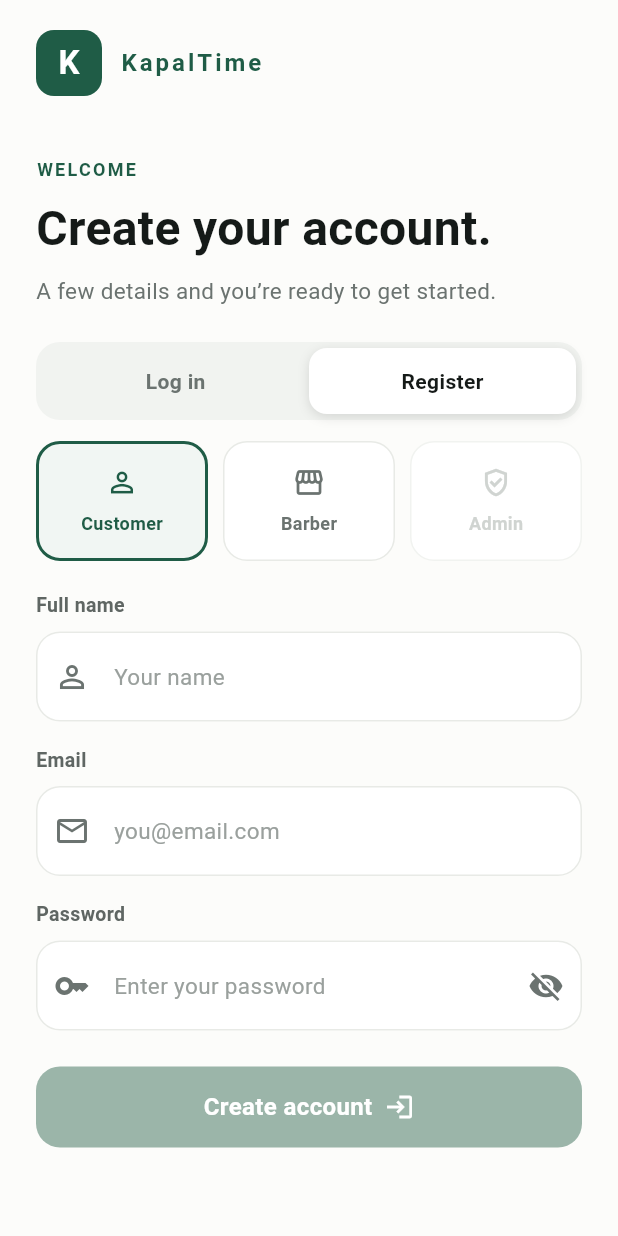
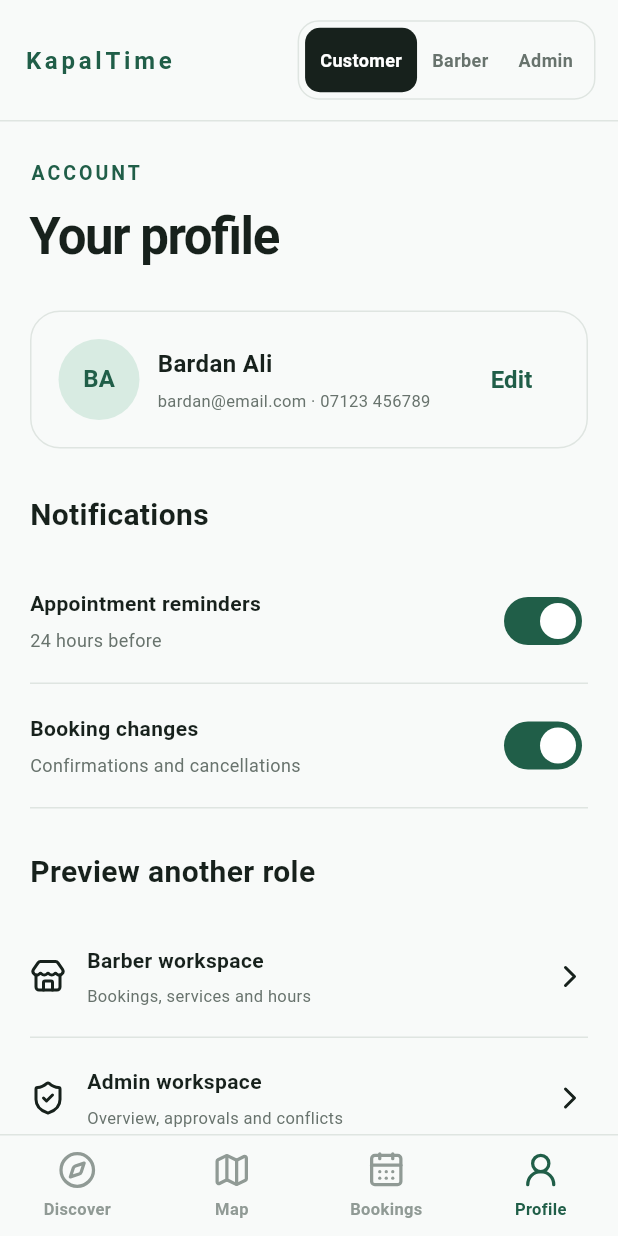
Before and after one commit to Anishkarki10/haircut-appointment-system-, a Flutter app: the screen it shows after launch, on a phone screen of 412 x 824 dp. Run offline on Flutter 3.47's test engine with Material 3 defaults, Android fonts, the phone set to English and light mode, and no system bars; our stand-ins replace lucide_icons_flutter.

Commit message:
Implement customer profile UI with Lucide icons

```diff
--- a/lib/main.dart
+++ b/lib/main.dart
@@ -1,6 +1,5 @@
-import 'register_screen.dart';
-import 'login_screen.dart';
 import 'package:flutter/material.dart';
+import 'profile_screen.dart';
 
 void main() {
   runApp(const MyApp());
@@ -8,17 +7,18 @@ void main() {
 
 class MyApp extends StatelessWidget {
   const MyApp({super.key});
+
   @override
   Widget build(BuildContext context) {
     return MaterialApp(
       debugShowCheckedModeBanner: false,
       title: 'KapalTime',
       theme: ThemeData(
-          appBarTheme: AppBarThemeData(
-              backgroundColor: Colors.white
-          )
+        appBarTheme: AppBarThemeData(
+          backgroundColor: Colors.white,
+        ),
       ),
-      home: RegisterScreen(),
+      home: const ProfileScreen(),
     );
   }
 }
--- /dev/null
+++ b/lib/profile_screen.dart
@@ -0,0 +1,521 @@
+import 'package:flutter/material.dart';
+import 'package:lucide_icons_flutter/lucide_icons.dart';
+
+class ProfileScreen extends StatefulWidget {
+  const ProfileScreen({super.key});
+
+  @override
+  State<ProfileScreen> createState() => _ProfileScreenState();
+}
+
+class _ProfileScreenState extends State<ProfileScreen> {
+  bool appointmentReminder = true;
+  bool bookingChanges = true;
+
+  int selectedIndex = 3;
+  int selectedRole = 0;
+
+  final Color primaryColor = const Color(0xFF205E48);
+  final Color backgroundColor = const Color(0xFFF8FAF9);
+  final Color textColor = const Color(0xFF17211C);
+  final Color secondaryColor = const Color(0xFF68736D);
+  final Color borderColor = const Color(0xFFDFE5E1);
+
+  @override
+  Widget build(BuildContext context) {
+    return Scaffold(
+      backgroundColor: backgroundColor,
+
+      appBar: AppBar(
+        backgroundColor: backgroundColor,
+        surfaceTintColor: Colors.transparent,
+        automaticallyImplyLeading: false,
+        toolbarHeight: 80,
+
+        title: Text(
+          'KapalTime',
+          style: TextStyle(
+            color: primaryColor,
+            fontSize: 16,
+            fontWeight: FontWeight.bold,
+            letterSpacing: 2.5,
+          ),
+        ),
+
+        actions: [
+          roleSelector(),
+          const SizedBox(width: 15),
+        ],
+
+        bottom: PreferredSize(
+          preferredSize: const Size.fromHeight(1),
+          child: Divider(
+            height: 1,
+            color: borderColor,
+          ),
+        ),
+      ),
+
+      body: SingleChildScrollView(
+        padding: const EdgeInsets.symmetric(
+          horizontal: 20,
+          vertical: 25,
+        ),
+
+        child: Column(
+          crossAxisAlignment: CrossAxisAlignment.start,
+          children: [
+            Text(
+              'ACCOUNT',
+              style: TextStyle(
+                color: primaryColor,
+                fontSize: 13,
+                fontWeight: FontWeight.bold,
+                letterSpacing: 2,
+              ),
+            ),
+
+            const SizedBox(height: 8),
+
+            Text(
+              'Your profile',
+              style: TextStyle(
+                fontSize: 34,
+                fontWeight: FontWeight.bold,
+                color: textColor,
+                letterSpacing: -1,
+              ),
+            ),
+
+            const SizedBox(height: 25),
+
+            profileCard(),
+
+            const SizedBox(height: 30),
+
+            sectionTitle('Notifications'),
+
+            const SizedBox(height: 15),
+
+            notificationTile(
+              title: 'Appointment reminders',
+              subtitle: '24 hours before',
+              value: appointmentReminder,
+              onChanged: (value) {
+                setState(() {
+                  appointmentReminder = value;
+                });
+              },
+            ),
+
+            Divider(color: borderColor, height: 1),
+
+            notificationTile(
+              title: 'Booking changes',
+              subtitle: 'Confirmations and cancellations',
+              value: bookingChanges,
+              onChanged: (value) {
+                setState(() {
+                  bookingChanges = value;
+                });
+              },
+            ),
+
+            Divider(color: borderColor, height: 1),
+
+            const SizedBox(height: 28),
+
+            sectionTitle('Preview another role'),
+
+            const SizedBox(height: 15),
+
+            workspaceTile(
+              title: 'Barber workspace',
+              subtitle: 'Bookings, services and hours',
+              icon: LucideIcons.store,
+              onTap: () {
+                setState(() {
+                  selectedRole = 1;
+                });
+              },
+            ),
+
+            Divider(color: borderColor, height: 1),
+
+            workspaceTile(
+              title: 'Admin workspace',
+              subtitle: 'Overview, approvals and conflicts',
+              icon: LucideIcons.shieldCheck,
+              onTap: () {
+                setState(() {
+                  selectedRole = 2;
+                });
+              },
+            ),
+
+            Divider(color: borderColor, height: 1),
+
+            const SizedBox(height: 25),
+          ],
+        ),
+      ),
+
+      bottomNavigationBar: bottomNavigation(),
+    );
+  }
+
+  // Role selector
+
+  Widget roleSelector() {
+    return Container(
+      padding: const EdgeInsets.all(4),
+
+      decoration: BoxDecoration(
+        border: Border.all(color: borderColor),
+        borderRadius: BorderRadius.circular(14),
+      ),
+
+      child: Row(
+        mainAxisSize: MainAxisSize.min,
+        children: [
+          roleButton('Customer', 0),
+          roleButton('Barber', 1),
+          roleButton('Admin', 2),
+        ],
+      ),
+    );
+  }
+
+  Widget roleButton(String title, int index) {
+    bool isSelected = selectedRole == index;
+
+    return GestureDetector(
+      onTap: () {
+        setState(() {
+          selectedRole = index;
+        });
+      },
+
+      child: AnimatedContainer(
+        duration: const Duration(milliseconds: 200),
+
+        padding: const EdgeInsets.symmetric(
+          horizontal: 10,
+          vertical: 13,
+        ),
+
+        decoration: BoxDecoration(
+          color: isSelected ? textColor : Colors.transparent,
+          borderRadius: BorderRadius.circular(10),
+        ),
+
+        child: Text(
+          title,
+          style: TextStyle(
+            fontSize: 12,
+            fontWeight: FontWeight.w600,
+            color: isSelected ? Colors.white : secondaryColor,
+          ),
+        ),
+      ),
+    );
+  }
+
+  // Profile card
+
+  Widget profileCard() {
+    return Container(
+      width: double.infinity,
+      padding: const EdgeInsets.all(18),
+
+      decoration: BoxDecoration(
+        border: Border.all(color: borderColor),
+        borderRadius: BorderRadius.circular(20),
+      ),
+
+      child: Row(
+        children: [
+          CircleAvatar(
+            radius: 27,
+            backgroundColor: const Color(0xFFD8EBE2),
+
+            child: Text(
+              'BA',
+              style: TextStyle(
+                color: primaryColor,
+                fontWeight: FontWeight.bold,
+              ),
+            ),
+          ),
+
+          const SizedBox(width: 12),
+
+          Expanded(
+            child: Column(
+              crossAxisAlignment: CrossAxisAlignment.start,
+              children: [
+                Text(
+                  'Bardan Ali',
+                  style: TextStyle(
+                    fontSize: 16,
+                    fontWeight: FontWeight.bold,
+                    color: textColor,
+                  ),
+                ),
+
+                const SizedBox(height: 5),
+
+                Text(
+                  'bardan@email.com · 07123 456789',
+                  style: TextStyle(
+                    fontSize: 11,
+                    color: secondaryColor,
+                  ),
+                ),
+              ],
+            ),
+          ),
+
+          TextButton(
+            onPressed: () {
+              // Add edit profile navigation here.
+            },
+
+            child: Text(
+              'Edit',
+              style: TextStyle(
+                color: primaryColor,
+                fontSize: 16,
+                fontWeight: FontWeight.bold,
+              ),
+            ),
+          ),
+        ],
+      ),
+    );
+  }
+
+  // Section headings
+
+  Widget sectionTitle(String title) {
+    return Text(
+      title,
+      style: TextStyle(
+        fontSize: 20,
+        fontWeight: FontWeight.bold,
+        color: textColor,
+      ),
+    );
+  }
+
+  // Notification settings
+
+  Widget notificationTile({
+    required String title,
+    required String subtitle,
+    required bool value,
+    required ValueChanged<bool> onChanged,
+  }) {
+    return Padding(
+      padding: const EdgeInsets.symmetric(vertical: 17),
+
+      child: Row(
+        children: [
+          Expanded(
+            child: Column(
+              crossAxisAlignment: CrossAxisAlignment.start,
+              children: [
+                Text(
+                  title,
+                  style: TextStyle(
+                    fontSize: 14,
+                    fontWeight: FontWeight.w600,
+                    color: textColor,
+                  ),
+                ),
+
+                const SizedBox(height: 6),
+
+                Text(
+                  subtitle,
+                  style: TextStyle(
+                    fontSize: 12,
+                    color: secondaryColor,
+                  ),
+                ),
+              ],
+            ),
+          ),
+
+          Switch(
+            value: value,
+            onChanged: onChanged,
+            activeThumbColor: Colors.white,
+            activeTrackColor: primaryColor,
+            inactiveThumbColor: Colors.white,
+            inactiveTrackColor: Colors.grey.shade300,
+          ),
+        ],
+      ),
+    );
+  }
+
+  // Workspace sections
+
+  Widget workspaceTile({
+    required String title,
+    required String subtitle,
+    required IconData icon,
+    required VoidCallback onTap,
+  }) {
+    return InkWell(
+      onTap: onTap,
+
+      child: Padding(
+        padding: const EdgeInsets.symmetric(vertical: 19),
+
+        child: Row(
+          children: [
+            Icon(
+              icon,
+              color: textColor,
+              size: 24,
+            ),
+
+            const SizedBox(width: 14),
+
+            Expanded(
+              child: Column(
+                crossAxisAlignment: CrossAxisAlignment.start,
+                children: [
+                  Text(
+                    title,
+                    style: TextStyle(
+                      fontSize: 14,
+                      fontWeight: FontWeight.w600,
+                      color: textColor,
+                    ),
+                  ),
+
+                  const SizedBox(height: 6),
+
+                  Text(
+                    subtitle,
+                    style: TextStyle(
+                      fontSize: 11,
+                      color: secondaryColor,
+                    ),
+                  ),
+                ],
+              ),
+            ),
+
+            Icon(
+              LucideIcons.chevronRight,
+              color: textColor,
+              size: 24,
+            ),
+          ],
+        ),
+      ),
+    );
+  }
+
+  // Bottom navigation bar
+
+  Widget bottomNavigation() {
+    return Container(
+      decoration: BoxDecoration(
+        color: backgroundColor,
+        border: Border(
+          top: BorderSide(color: borderColor),
+        ),
+      ),
+
+      child: SafeArea(
+        top: false,
+
+        child: Padding(
+          padding: const EdgeInsets.symmetric(vertical: 10),
+
+          child: Row(
+            mainAxisAlignment: MainAxisAlignment.spaceAround,
+            children: [
+              navigationItem(
+                icon: LucideIcons.compass,
+                label: 'Discover',
+                index: 0,
+              ),
+
+              navigationItem(
+                icon: LucideIcons.map,
+                label: 'Map',
+                index: 1,
+              ),
+
+              navigationItem(
+                icon: LucideIcons.calendarDays,
+                label: 'Bookings',
+                index: 2,
+              ),
+
+              navigationItem(
+                icon: LucideIcons.userRound,
+                label: 'Profile',
+                index: 3,
+              ),
+            ],
+          ),
+        ),
+      ),
+    );
+  }
+
+  // Reusable navigation item
+
+  Widget navigationItem({
+    required IconData icon,
+    required String label,
+    required int index,
+  }) {
+    bool isSelected = selectedIndex == index;
+
+    Color color = isSelected
+        ? primaryColor
+        : const Color(0xFF909A95);
+
+    return Expanded(
+      child: GestureDetector(
+        behavior: HitTestBehavior.opaque,
+
+        onTap: () {
+          setState(() {
+            selectedIndex = index;
+          });
+        },
+
+        child: Column(
+          mainAxisSize: MainAxisSize.min,
+          children: [
+            Icon(
+              icon,
+              color: color,
+              size: 26,
+            ),
+
+            const SizedBox(height: 5),
+
+            Text(
+              label,
+              style: TextStyle(
+                fontSize: 11,
+                color: color,
+                fontWeight: FontWeight.w600,
+              ),
+            ),
+          ],
+        ),
+      ),
+    );
+  }
+}
--- a/pubspec.yaml
+++ b/pubspec.yaml
@@ -34,6 +34,7 @@ dependencies:
   # The following adds the Cupertino Icons font to your application.
   # Use with the CupertinoIcons class for iOS style icons.
   cupertino_icons: ^1.0.8
+  lucide_icons_flutter: ^4.0.3
 
 dev_dependencies:
   flutter_test:
```
Also changed, not shown: pubspec.lock.
